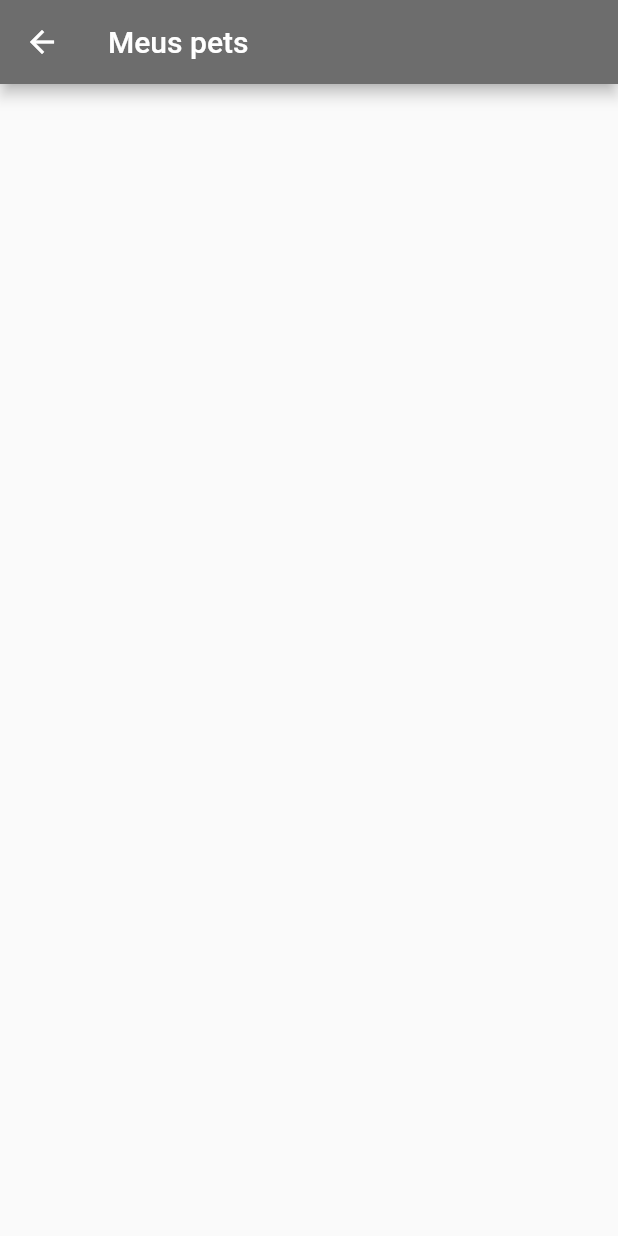
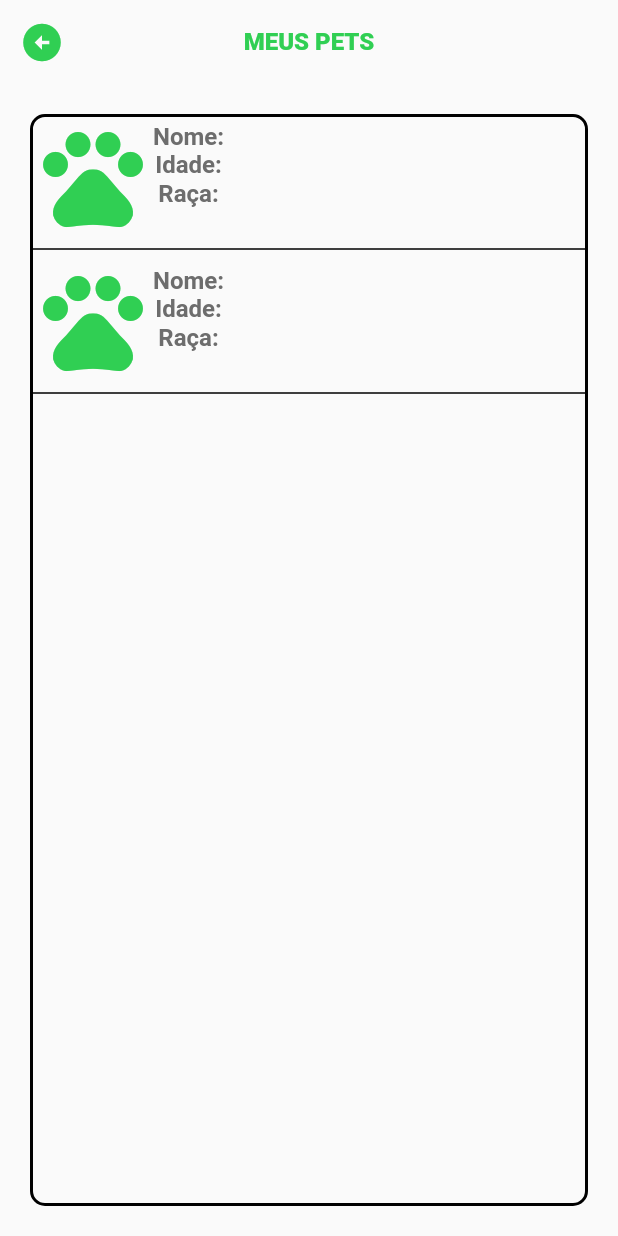
Before and after one commit to menezesho/petshop, a Flutter app: the PetsPage screen opened directly, on a phone screen of 412 x 824 dp. Run offline on Flutter 3.47's test engine with Material 2 defaults, Android fonts, the phone set to English and light mode, and no system bars; our stand-ins replace image_picker, loading_animation_widget, mask_text_input_formatter; missing offline and left inert: mysql1; Roboto replaces fonts that are missing (Poppins).

Commit message:
Adição da classe de animações

```diff
--- /dev/null
+++ b/lib/src/core/utils/animations.dart
@@ -0,0 +1,18 @@
+import 'package:flutter/material.dart';
+
+class Animations {
+  Widget easeInOutTransition(
+      BuildContext context, Animation<double> animation, Widget child) {
+    const begin = Offset(1.0, 0.0);
+    const end = Offset.zero;
+    const curve = Curves.easeInOut;
+
+    var tween = Tween(begin: begin, end: end).chain(CurveTween(curve: curve));
+    var offsetAnimation = animation.drive(tween);
+
+    return SlideTransition(
+      position: offsetAnimation,
+      child: child,
+    );
+  }
+}
--- a/lib/src/pages/add/add_pet_page.dart
+++ b/lib/src/pages/add/add_pet_page.dart
@@ -5,7 +5,6 @@ import 'package:petshop/src/database/mysql_configuration.dart';
 import 'package:petshop/src/core/ui/constants.dart';
 import 'package:mask_text_input_formatter/mask_text_input_formatter.dart';
 import 'package:image_picker/image_picker.dart';
-import 'package:intl/intl.dart';
 
 class AddPetPage extends StatefulWidget {
   const AddPetPage({super.key});
--- a/lib/src/pages/home_page.dart
+++ b/lib/src/pages/home_page.dart
@@ -1,5 +1,5 @@
 import 'package:flutter/material.dart';
-import 'package:petshop/src/pages/add/add_pet_page.dart';
+import 'package:petshop/src/core/utils/animations.dart';
 import 'package:petshop/src/pages/information_page.dart';
 import 'package:petshop/src/pages/pets_page.dart';
 import 'package:petshop/src/core/ui/constants.dart';
@@ -26,7 +26,8 @@ class HomePage extends StatelessWidget {
                   },
                   transitionsBuilder:
                       (context, animation, secondaryAnimation, child) {
-                    return customTransition(context, animation, child);
+                    return Animations()
+                        .easeInOutTransition(context, animation, child);
                   },
                 ),
               );
@@ -105,8 +106,16 @@ class HomePage extends StatelessWidget {
                         onTap: () {
                           Navigator.push(
                             context,
-                            MaterialPageRoute(
-                              builder: (context) => const AddPetPage(),
+                            PageRouteBuilder(
+                              pageBuilder:
+                                  (context, animation, secondaryAnimation) {
+                                return const PetsPage();
+                              },
+                              transitionsBuilder: (context, animation,
+                                  secondaryAnimation, child) {
+                                return Animations().easeInOutTransition(
+                                    context, animation, child);
+                              },
                             ),
                           );
                         },
@@ -184,19 +193,4 @@ class HomePage extends StatelessWidget {
       ),
     );
   }
-
-  Widget customTransition(
-      BuildContext context, Animation<double> animation, Widget child) {
-    const begin = Offset(1.0, 0.0);
-    const end = Offset.zero;
-    const curve = Curves.easeInOut;
-
-    var tween = Tween(begin: begin, end: end).chain(CurveTween(curve: curve));
-    var offsetAnimation = animation.drive(tween);
-
-    return SlideTransition(
-      position: offsetAnimation,
-      child: child,
-    );
-  }
 }
--- a/lib/src/pages/login_page.dart
+++ b/lib/src/pages/login_page.dart
@@ -1,4 +1,5 @@
 import 'package:flutter/material.dart';
+import 'package:petshop/src/core/utils/animations.dart';
 import 'package:petshop/src/database/mysql_configuration.dart';
 import 'package:petshop/src/pages/home_page.dart';
 import 'package:petshop/src/pages/load/petshop_loader.dart';
@@ -185,7 +186,7 @@ class _LoginPageState extends State<LoginPage> {
                             },
                             transitionsBuilder: (context, animation,
                                 secondaryAnimation, child) {
-                              return customTransition(
+                              return Animations().easeInOutTransition(
                                   context, animation, child);
                             },
                           ),
@@ -210,21 +211,6 @@ class _LoginPageState extends State<LoginPage> {
           ),
         ),
       ),
-    );
-  }
-
-  Widget customTransition(
-      BuildContext context, Animation<double> animation, Widget child) {
-    const begin = Offset(1.0, 0.0);
-    const end = Offset.zero;
-    const curve = Curves.easeInOut;
-
-    var tween = Tween(begin: begin, end: end).chain(CurveTween(curve: curve));
-    var offsetAnimation = animation.drive(tween);
-
-    return SlideTransition(
-      position: offsetAnimation,
-      child: child,
     );
   }
 
@@ -262,7 +248,7 @@ class _LoginPageState extends State<LoginPage> {
           return HomePage(name: name);
         },
         transitionsBuilder: (context, animation, secondaryAnimation, child) {
-          return customTransition(context, animation, child);
+          return Animations().easeInOutTransition(context, animation, child);
         },
       ),
     );
--- a/lib/src/pages/pets_page.dart
+++ b/lib/src/pages/pets_page.dart
@@ -1,20 +1,128 @@
 import 'package:flutter/material.dart';
+import 'package:petshop/src/core/ui/constants.dart';
 
 class PetsPage extends StatefulWidget {
-
-  const PetsPage({ super.key });
+  const PetsPage({super.key});
 
   @override
   State<PetsPage> createState() => _PetsPageState();
 }
 
 class _PetsPageState extends State<PetsPage> {
-
-   @override
-   Widget build(BuildContext context) {
-       return Scaffold(
-           appBar: AppBar(title: const Text('Meus pets'),),
-           body: Container(),
-       );
+  @override
+  Widget build(BuildContext context) {
+    return Scaffold(
+      appBar: AppBar(
+        shadowColor: Colors.transparent,
+        backgroundColor: Colors.transparent,
+        leading: IconButton(
+          icon: const Icon(Icons.arrow_circle_left,
+              color: ColorsConstants.strongGreen),
+          iconSize: 30,
+          onPressed: () {
+            Navigator.pop(context);
+          },
+        ),
+        centerTitle: true,
+        title: Text(
+          'Meus pets'.toUpperCase(),
+          style: const TextStyle(
+            color: ColorsConstants.strongGreen,
+            fontSize: 16,
+            fontWeight: FontWeight.w900,
+          ),
+        ),
+      ),
+      body: Center(
+        child: Padding(
+          padding: const EdgeInsets.all(20),
+          child: Container(
+            decoration: BoxDecoration(
+              border: Border.all(
+                color: Colors.black, // Cor da borda
+                width: 2.0, // Largura da borda
+              ),
+              borderRadius: const BorderRadius.all(
+                  Radius.circular(10.0)), // Borda arredondada
+            ),
+            child: ListView(
+              children: const [
+                Row(
+                  children: [
+                    Expanded(
+                      child: Row(
+                        children: [
+                          Icon(Icons.pets,
+                              color: ColorsConstants.strongGreen, size: 80),
+                          Column(
+                            children: [
+                              Text('Nome:',
+                                  style: TextStyle(
+                                      color: ColorsConstants.grey,
+                                      fontSize: 16,
+                                      fontWeight: FontWeight.w600)),
+                              Text('Idade:',
+                                  style: TextStyle(
+                                      color: ColorsConstants.grey,
+                                      fontSize: 16,
+                                      fontWeight: FontWeight.w600)),
+                              Text('Raça:',
+                                  style: TextStyle(
+                                      color: ColorsConstants.grey,
+                                      fontSize: 16,
+                                      fontWeight: FontWeight.w600)),
+                              Divider(),
+                            ],
+                          ),
+                        ],
+                      ),
+                    ),
+                  ],
+                ),
+                Divider(
+                    color: Colors.black, // Cor da linha preta
+                    thickness: 1.0), // Espessura da linha
+                Row(
+                  children: [
+                    Expanded(
+                      child: Row(
+                        children: [
+                          Icon(Icons.pets,
+                              color: ColorsConstants.strongGreen, size: 80),
+                          Column(
+                            children: [
+                              Text('Nome:',
+                                  style: TextStyle(
+                                      color: ColorsConstants.grey,
+                                      fontSize: 16,
+                                      fontWeight: FontWeight.w600)),
+                              Text('Idade:',
+                                  style: TextStyle(
+                                      color: ColorsConstants.grey,
+                                      fontSize: 16,
+                                      fontWeight: FontWeight.w600)),
+                              Text('Raça:',
+                                  style: TextStyle(
+                                      color: ColorsConstants.grey,
+                                      fontSize: 16,
+                                      fontWeight: FontWeight.w600)),
+                              Divider(),
+                            ],
+                          ),
+                        ],
+                      ),
+                    ),
+                  ],
+                ),
+                Divider(
+                    color: Colors.black, // Cor da linha preta
+                    thickness: 1.0),
+                // Adicione quantas vezes você precisar
+              ],
+            ),
+          ),
+        ),
+      ),
+    );
   }
 }
```
